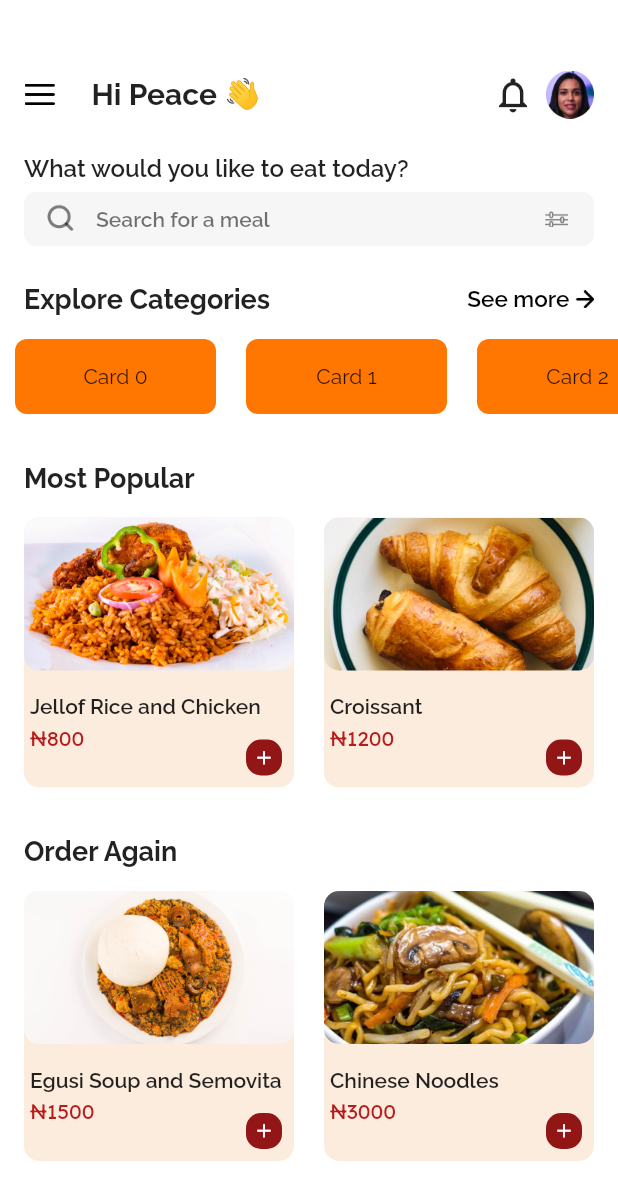
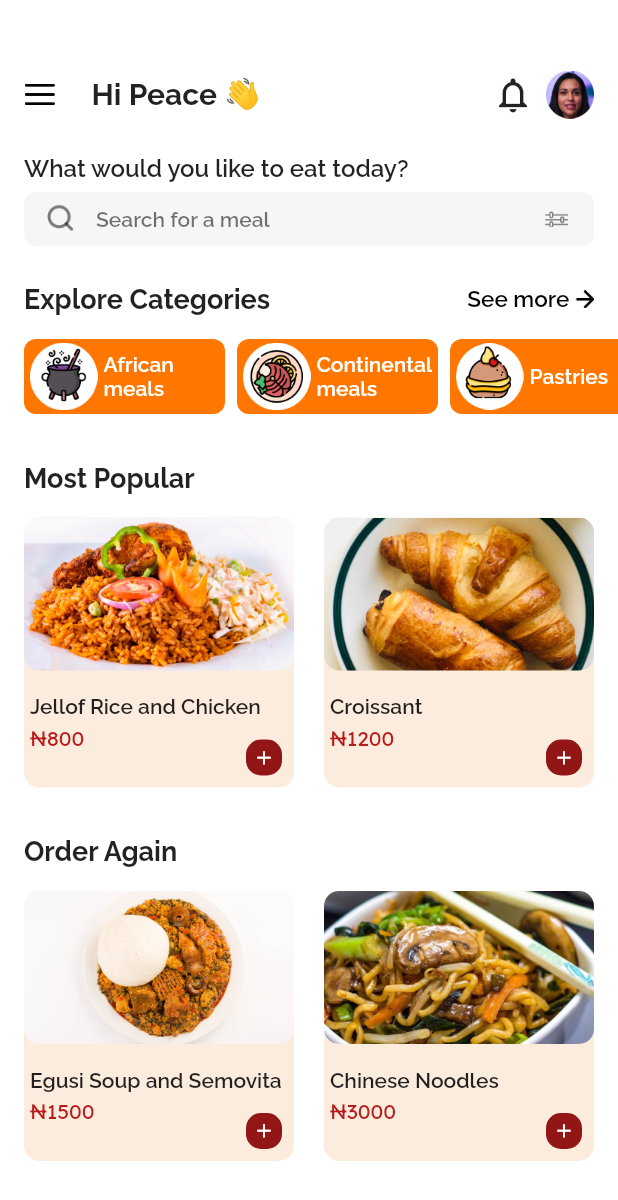
Before and after one commit to Luckston/Foodie-App, a Flutter app: the HomePage screen opened by its route, on a phone screen of 412 x 824 dp. Shown: the top 1200 px of the screen. Run offline on Flutter 3.47's test engine with Material 2 defaults, Android fonts, the phone set to English and light mode, and no system bars; our stand-ins replace google_fonts.

Commit message:
category slides

```diff
--- a/lib/utilities/slides.dart
+++ b/lib/utilities/slides.dart
@@ -0,0 +1,66 @@
+import 'package:flutter/material.dart';
+
+class Slides extends StatelessWidget {
+  const Slides({Key? key}) : super(key: key);
+
+  @override
+  Widget build(BuildContext context) {
+    return ListView(
+      scrollDirection: Axis.horizontal,
+      children: [
+        const SizedBox(width: 16.0),
+        buildSlides(
+          context: context,
+          urlImage: 'assets/slideOne.png',
+          title: 'African meals',
+        ),
+        const SizedBox(width: 8.0),
+        buildSlides(
+          context: context,
+          urlImage: 'assets/slideTwo.png',
+          title: 'Continental meals',
+        ),
+        const SizedBox(width: 8.0),
+        buildSlides(
+          context: context,
+          urlImage: 'assets/slideThree.png',
+          title: 'Pastries',
+        ),
+        const SizedBox(width: 16.0),
+      ],
+    );
+  }
+
+  Widget buildSlides({
+    required BuildContext context,
+    required String urlImage,
+    required title,
+  }) =>
+      Container(
+          padding: const EdgeInsets.symmetric(horizontal: 4.0),
+          width: 134.0,
+          decoration: const BoxDecoration(
+            borderRadius: BorderRadius.all(Radius.circular(8.0)),
+            color: Color(0xFFFF7700),
+          ),
+          child: Row(
+            children: [
+              Image.asset(
+                urlImage,
+                height: 45.0,
+                width: 45.0,
+              ),
+              const SizedBox(width: 4.0),
+              Flexible(
+                child: Text(
+                  title,
+                  style: const TextStyle(
+                    fontSize: 14.0,
+                    fontWeight: FontWeight.w600,
+                    color: Colors.white,
+                  ),
+                ),
+              ),
+            ],
+          ));
+}
--- a/lib/views/homepage.dart
+++ b/lib/views/homepage.dart
@@ -1,6 +1,6 @@
 import 'package:flutter/material.dart';
 import 'package:flutter/services.dart';
-
+import 'package:foodie_app/utilities/slides.dart';
 import '../utilities/tiles.dart';
 import '../utilities/tilesTwo.dart';
 
@@ -148,23 +148,9 @@ class HomePage extends StatelessWidget {
                 ],
               ),
             ),
-            SizedBox(
+            const SizedBox(
               height: 50.0,
-              child: ListView.builder(
-                itemCount: 5,
-                scrollDirection: Axis.horizontal,
-                itemBuilder: (context, index) => Container(
-                  width: 134.0,
-                  decoration: const BoxDecoration(
-                    borderRadius: BorderRadius.all(Radius.circular(8.0)),
-                    color: Color(0xFFFF7700),
-                  ),
-                  margin: const EdgeInsets.symmetric(horizontal: 10.0),
-                  child: Center(
-                    child: Text('Card $index'),
-                  ),
-                ),
-              ),
+              child: Slides(),
             ),
             Padding(
               padding: const EdgeInsets.fromLTRB(16.0, 32.0, 16.0, 40.0),
```
Also changed, not shown: assets/slideOne.png (added), assets/slideThree.png (added), assets/slideTwo.png (added).
